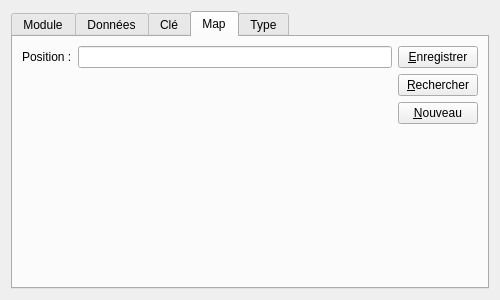
This is app/cpp/qmake/mingw/code/src/manager/GConfigUi.ui in gkesse/ReadyCode as Qt 5 draws it before an edit. The edited form follows.
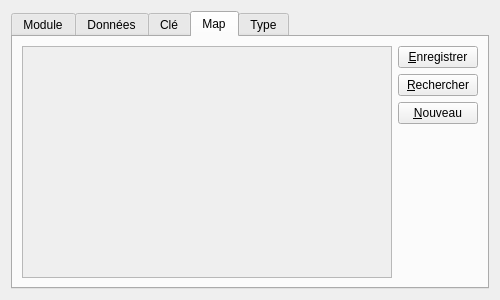
This is the edited form. The open tabs and pages were chosen to show the change. Custom widgets are drawn as their Qt base class.

```diff
--- a/app/cpp/qmake/mingw/code/src/manager/GConfigUi.ui
+++ b/app/cpp/qmake/mingw/code/src/manager/GConfigUi.ui
@@ -394,24 +394,37 @@
       <attribute name="title">
        <string>Map</string>
       </attribute>
-      <layout class="QGridLayout" name="gridLayout_4">
+      <layout class="QGridLayout" name="gridLayout_4" columnstretch="1,0">
        <item row="0" column="0">
-        <layout class="QVBoxLayout" name="verticalLayout_5" stretch="0,0">
+        <widget class="QScrollArea" name="scrollArea">
+         <property name="widgetResizable">
+          <bool>true</bool>
+         </property>
+         <widget class="QWidget" name="scrollAreaWidgetContents">
+          <property name="geometry">
+           <rect>
+            <x>0</x>
+            <y>0</y>
+            <width>346</width>
+            <height>221</height>
+           </rect>
+          </property>
+          <layout class="QGridLayout" name="gridLayout_7">
+           <property name="leftMargin">
+            <number>0</number>
+           </property>
+           <property name="topMargin">
+            <number>0</number>
+           </property>
+           <property name="bottomMargin">
+            <number>0</number>
+           </property>
+           <item row="0" column="0">
+            <layout class="QVBoxLayout" name="verticalLayout_5" stretch="0,1">
          <item>
-          <layout class="QFormLayout" name="formLayout_3">
-           <item row="0" column="0">
-            <widget class="QLabel" name="lblPositionMap">
-             <property name="text">
-              <string>Position :</string>
-             </property>
-            </widget>
-           </item>
+              <layout class="QFormLayout" name="layModuleMap">
            <item row="0" column="1">
-            <layout class="QHBoxLayout" name="horizontalLayout_3">
-             <item>
-              <widget class="QLineEdit" name="edtPositionMap"/>
-             </item>
-            </layout>
+                <layout class="QHBoxLayout" name="horizontalLayout_3"/>
            </item>
           </layout>
          </item>
@@ -429,6 +442,10 @@
           </spacer>
          </item>
         </layout>
+           </item>
+          </layout>
+         </widget>
+        </widget>
        </item>
        <item row="0" column="1">
         <layout class="QVBoxLayout" name="verticalLayout_6">
```
Left out of the diff: 2 changed lines with no effect on the pictures. Lines whose indentation alone changed are shown as unchanged.
